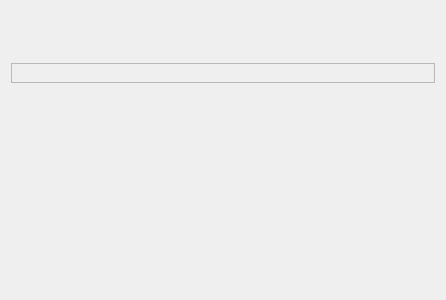
First picture: the form in app/testpageform.ui, repository wiacekmarcin/StanowiskoChemiczne, before the edit.
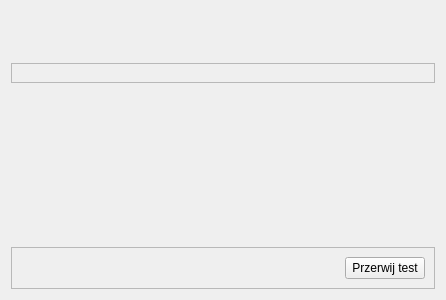
Second picture: the form after the edit.

```diff
--- a/app/testpageform.ui
+++ b/app/testpageform.ui
@@ -71,11 +71,43 @@
      <property name="sizeHint" stdset="0">
       <size>
        <width>20</width>
-       <height>171</height>
+       <height>40</height>
       </size>
      </property>
     </spacer>
    </item>
+   <item>
+    <widget class="QFrame" name="frame">
+     <property name="frameShape">
+      <enum>QFrame::StyledPanel</enum>
+     </property>
+     <property name="frameShadow">
+      <enum>QFrame::Raised</enum>
+     </property>
+     <layout class="QHBoxLayout" name="horizontalLayout">
+      <item>
+       <spacer name="horizontalSpacer">
+        <property name="orientation">
+         <enum>Qt::Horizontal</enum>
+        </property>
+        <property name="sizeHint" stdset="0">
+         <size>
+          <width>333</width>
+          <height>20</height>
+         </size>
+        </property>
+       </spacer>
+      </item>
+      <item>
+       <widget class="QPushButton" name="pbAbort">
+        <property name="text">
+         <string>Przerwij test</string>
+        </property>
+       </widget>
+      </item>
+     </layout>
+    </widget>
+   </item>
   </layout>
  </widget>
  <resources/>
```
Left out of the diff: 2 changed lines with no effect on the pictures.
